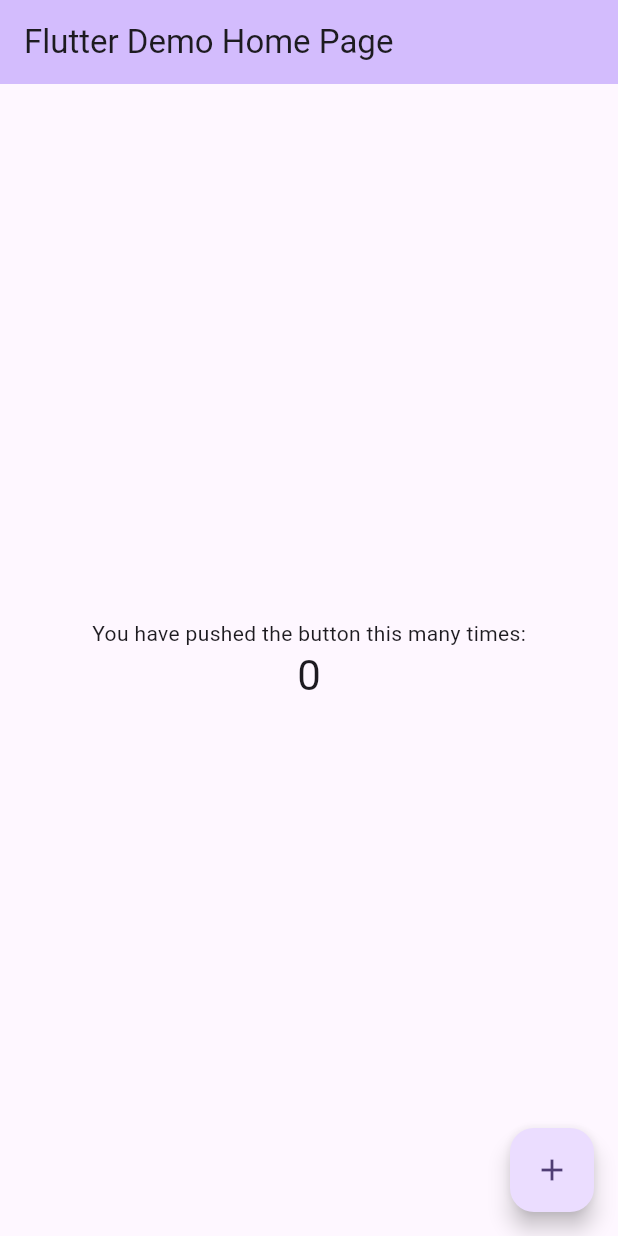
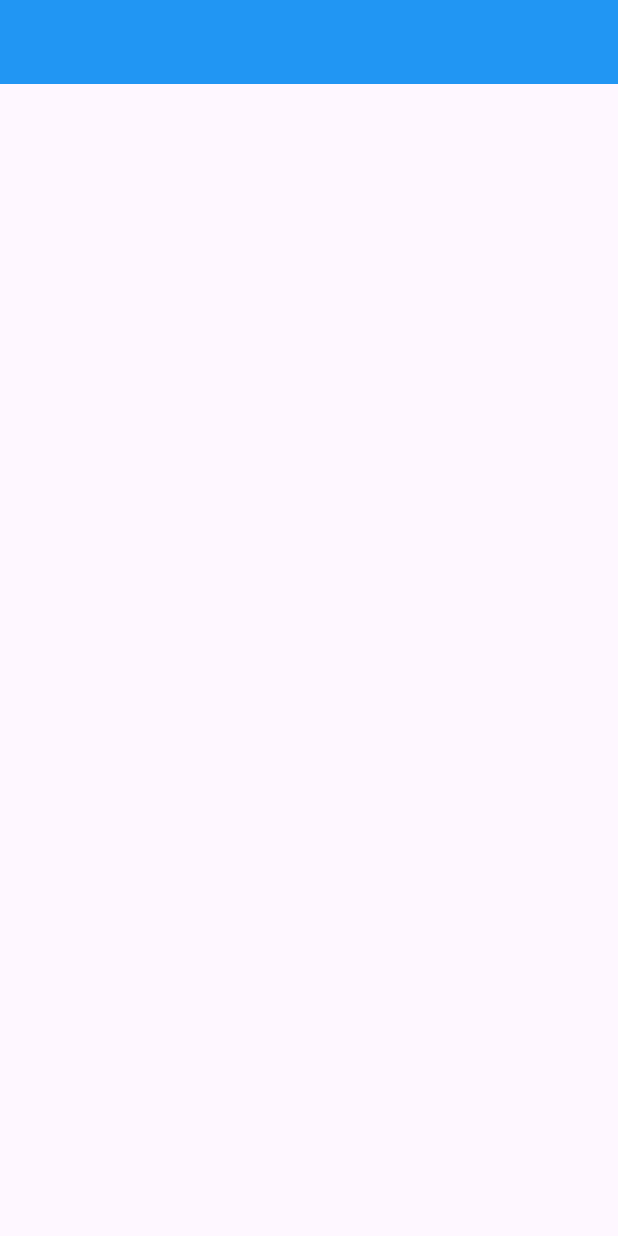
Before and after one commit to petapp80/pet, a Flutter app: the screen it shows after launch, on a phone screen of 412 x 824 dp. Run offline on Flutter 3.47's test engine with Material 3 defaults, Android fonts, the phone set to English and light mode, and no system bars.

Commit message:
login screen uodated

```diff
--- a/Adoption/pet app/lib/main.dart
+++ b/Adoption/pet app/lib/main.dart
@@ -1,125 +1,6 @@
 import 'package:flutter/material.dart';
+import 'package:flutter_application_1/user/screens/login%20screen.dart';
 
 void main() {
-  runApp(const MyApp());
+  runApp(MaterialApp(home:MyLoginScreen() ));
 }
-
-class MyApp extends StatelessWidget {
-  const MyApp({super.key});
-
-  // This widget is the root of your application.
-  @override
-  Widget build(BuildContext context) {
-    return MaterialApp(
-      title: 'Flutter Demo',
-      theme: ThemeData(
-        // This is the theme of your application.
-        //
-        // TRY THIS: Try running your application with "flutter run". You'll see
-        // the application has a purple toolbar. Then, without quitting the app,
-        // try changing the seedColor in the colorScheme below to Colors.green
-        // and then invoke "hot reload" (save your changes or press the "hot
-        // reload" button in a Flutter-supported IDE, or press "r" if you used
-        // the command line to start the app).
-        //
-        // Notice that the counter didn't reset back to zero; the application
-        // state is not lost during the reload. To reset the state, use hot
-        // restart instead.
-        //
-        // This works for code too, not just values: Most code changes can be
-        // tested with just a hot reload.
-        colorScheme: ColorScheme.fromSeed(seedColor: Colors.deepPurple),
-        useMaterial3: true,
-      ),
-      home: const MyHomePage(title: 'Flutter Demo Home Page'),
-    );
-  }
-}
-
-class MyHomePage extends StatefulWidget {
-  const MyHomePage({super.key, required this.title});
-
-  // This widget is the home page of your application. It is stateful, meaning
-  // that it has a State object (defined below) that contains fields that affect
-  // how it looks.
-
-  // This class is the configuration for the state. It holds the values (in this
-  // case the title) provided by the parent (in this case the App widget) and
-  // used by the build method of the State. Fields in a Widget subclass are
-  // always marked "final".
-
-  final String title;
-
-  @override
-  State<MyHomePage> createState() => _MyHomePageState();
-}
-
-class _MyHomePageState extends State<MyHomePage> {
-  int _counter = 0;
-
-  void _incrementCounter() {
-    setState(() {
-      // This call to setState tells the Flutter framework that something has
-      // changed in this State, which causes it to rerun the build method below
-      // so that the display can reflect the updated values. If we changed
-      // _counter without calling setState(), then the build method would not be
-      // called again, and so nothing would appear to happen.
-      _counter++;
-    });
-  }
-
-  @override
-  Widget build(BuildContext context) {
-    // This method is rerun every time setState is called, for instance as done
-    // by the _incrementCounter method above.
-    //
-    // The Flutter framework has been optimized to make rerunning build methods
-    // fast, so that you can just rebuild anything that needs updating rather
-    // than having to individually change instances of widgets.
-    return Scaffold(
-      appBar: AppBar(
-        // TRY THIS: Try changing the color here to a specific color (to
-        // Colors.amber, perhaps?) and trigger a hot reload to see the AppBar
-        // change color while the other colors stay the same.
-        backgroundColor: Theme.of(context).colorScheme.inversePrimary,
-        // Here we take the value from the MyHomePage object that was created by
-        // the App.build method, and use it to set our appbar title.
-        title: Text(widget.title),
-      ),
-      body: Center(
-        // Center is a layout widget. It takes a single child and positions it
-        // in the middle of the parent.
-        child: Column(
-          // Column is also a layout widget. It takes a list of children and
-          // arranges them vertically. By default, it sizes itself to fit its
-          // children horizontally, and tries to be as tall as its parent.
-          //
-          // Column has various properties to control how it sizes itself and
-          // how it positions its children. Here we use mainAxisAlignment to
-          // center the children vertically; the main axis here is the vertical
-          // axis because Columns are vertical (the cross axis would be
-          // horizontal).
-          //
-          // TRY THIS: Invoke "debug painting" (choose the "Toggle Debug Paint"
-          // action in the IDE, or press "p" in the console), to see the
-          // wireframe for each widget.
-          mainAxisAlignment: MainAxisAlignment.center,
-          children: <Widget>[
-            const Text(
-              'You have pushed the button this many times:',
-            ),
-            Text(
-              '$_counter',
-              style: Theme.of(context).textTheme.headlineMedium,
-            ),
-          ],
-        ),
-      ),
-      floatingActionButton: FloatingActionButton(
-        onPressed: _incrementCounter,
-        tooltip: 'Increment',
-        child: const Icon(Icons.add),
-      ), // This trailing comma makes auto-formatting nicer for build methods.
-    );
-  }
-}
--- /dev/null
+++ b/Adoption/pet app/lib/user/screens/login screen.dart
@@ -0,0 +1,10 @@
+import 'package:flutter/material.dart';
+
+class MyLoginScreen extends StatelessWidget {
+  const MyLoginScreen({super.key});
+
+  @override
+  Widget build(BuildContext context) {
+    return Scaffold(appBar:AppBar(backgroundColor: Colors.blue));
+  }
+}
```
